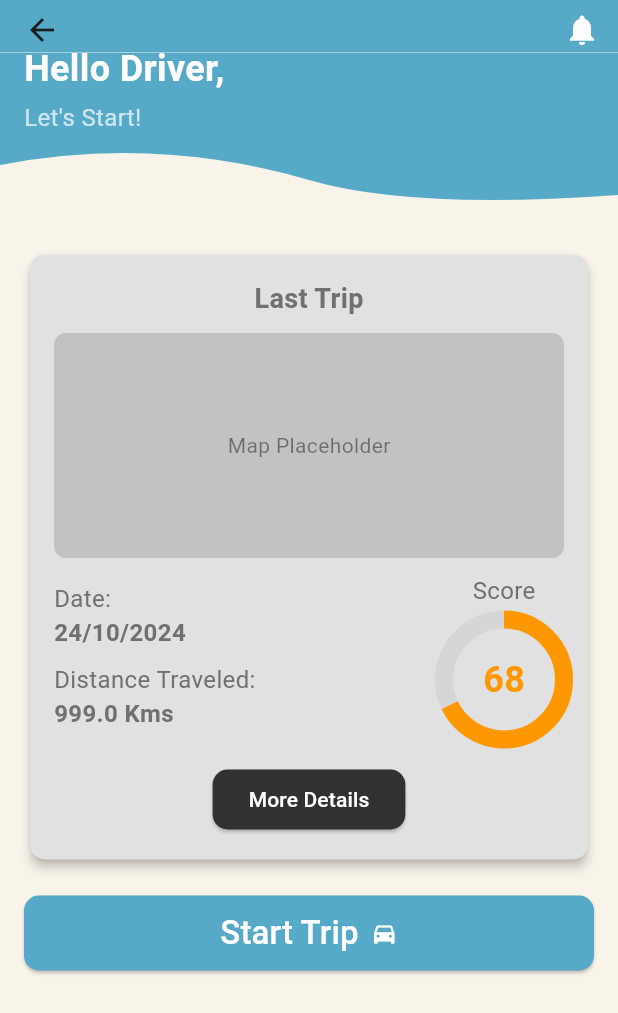
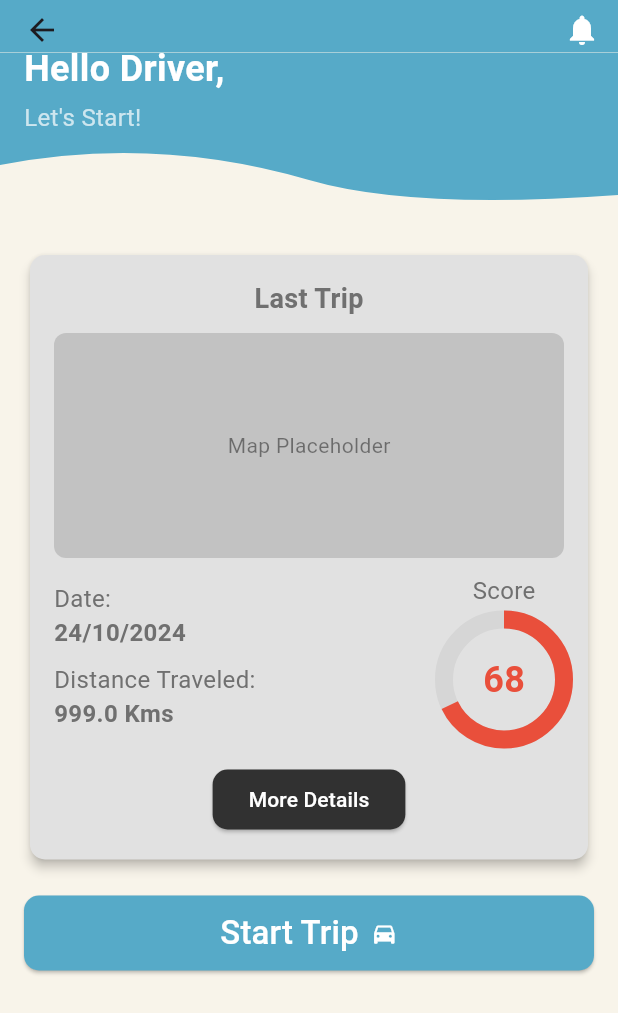
Before and after one commit to R-umaria/Group24F24, a Flutter app: the HomePage screen opened by its route, on a phone screen of 412 x 824 dp. Shown: the top 1013 px of the screen. Run offline on Flutter 3.47's test engine with Material 3 defaults, Android fonts, the phone set to English and light mode, and no system bars; our stand-ins replace flutter_custom_clippers, geolocator, pedometer, permission_handler, sensors_plus, sqflite; accounts and stored records are empty.

Commit message:
color range increased for score card

```diff
--- a/lib/pages/home_page.dart
+++ b/lib/pages/home_page.dart
@@ -232,11 +232,15 @@ class _HomePageState extends State<HomePage> {
                                           strokeWidth: 12,
                                           backgroundColor:
                                               const Color.fromRGBO(0, 0, 0, 0.05),
-                                          color: tripScore > 80
-                                              ? Colors.green
-                                              : tripScore > 50
-                                                  ? Colors.orange
-                                                  : Colors.red,
+                                          color: tripScore > 90
+                                              ? const Color.fromRGBO(86, 170, 200, 1)
+                                              : tripScore > 80
+                                                ? const Color.fromRGBO(170, 200, 86, 1)
+                                                : tripScore > 70
+                                                  ? const Color.fromRGBO(244, 159, 10, 1)
+                                                  : tripScore > 60
+                                                    ? const Color.fromRGBO(233, 79, 59, 1)
+                                                    : Colors.red,
                                         ),
                                       ),
                                       Text(
@@ -244,11 +248,15 @@ class _HomePageState extends State<HomePage> {
                                         style: TextStyle(
                                           fontSize: 24,
                                           fontWeight: FontWeight.bold,
-                                          color: tripScore > 80
-                                              ? Colors.green
-                                              : tripScore > 50
-                                                  ? Colors.orange
-                                                  : Colors.red,
+                                          color: tripScore > 90
+                                              ? const Color.fromRGBO(86, 170, 200, 1)
+                                              : tripScore > 80
+                                                ? const Color.fromRGBO(170, 200, 86, 1)
+                                                : tripScore > 70
+                                                  ? const Color.fromRGBO(244, 159, 10, 1)
+                                                  : tripScore > 60
+                                                    ? const Color.fromRGBO(233, 79, 59, 1)
+                                                    : Colors.red,
                                         ),
                                       ),
                                     ],
```
